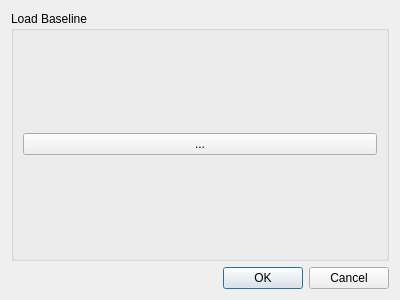
iut-ibk/P8Modules, file src/p8baseline_gui.ui: the form before one commit.
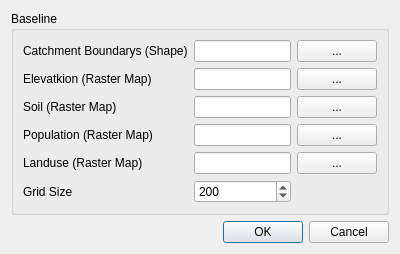
The form after the commit.

Commit message: Shape/Raster in BaseDB

Diff of the .ui file:
```diff
--- a/src/p8baseline_gui.ui
+++ b/src/p8baseline_gui.ui
@@ -7,7 +7,7 @@
     <x>0</x>
     <y>0</y>
     <width>400</width>
-    <height>300</height>
+    <height>249</height>
    </rect>
   </property>
   <property name="windowTitle">
@@ -19,18 +19,116 @@
      <item>
       <widget class="QGroupBox" name="groupBox">
        <property name="title">
-        <string>Load Baseline</string>
+        <string>Baseline</string>
        </property>
        <layout class="QGridLayout" name="gridLayout_2">
         <item row="0" column="0">
          <layout class="QGridLayout" name="gridLayout">
+          <item row="0" column="2">
+           <widget class="QPushButton" name="pb_c">
+            <property name="text">
+             <string>...</string>
+            </property>
+           </widget>
+          </item>
           <item row="0" column="0">
-           <widget class="QPushButton" name="pushButton_load">
+           <widget class="QLabel" name="label">
             <property name="text">
+             <string>Catchment Boundarys (Shape)</string>
+            </property>
+           </widget>
+          </item>
+          <item row="0" column="1">
+           <widget class="QLineEdit" name="le_c"/>
+          </item>
+          <item row="1" column="0">
+           <widget class="QLabel" name="label_2">
+            <property name="text">
+             <string>Elevatkion (Raster Map)</string>
+            </property>
+           </widget>
+          </item>
+          <item row="2" column="0">
+           <widget class="QLabel" name="label_3">
+            <property name="text">
+             <string>Soil (Raster Map)</string>
+            </property>
+           </widget>
+          </item>
+          <item row="3" column="0">
+           <widget class="QLabel" name="label_4">
+            <property name="text">
+             <string>Population (Raster Map)</string>
+            </property>
+           </widget>
+          </item>
+          <item row="4" column="0">
+           <widget class="QLabel" name="label_5">
+            <property name="text">
+             <string>Landuse (Raster Map)</string>
+            </property>
+           </widget>
+          </item>
+          <item row="1" column="1">
+           <widget class="QLineEdit" name="le_e"/>
+          </item>
+          <item row="2" column="1">
+           <widget class="QLineEdit" name="le_s"/>
+          </item>
+          <item row="3" column="1">
+           <widget class="QLineEdit" name="le_p"/>
+          </item>
+          <item row="4" column="1">
+           <widget class="QLineEdit" name="le_l"/>
+          </item>
+          <item row="1" column="2">
+           <widget class="QPushButton" name="pb_e">
+            <property name="text">
              <string>...</string>
             </property>
            </widget>
           </item>
+          <item row="2" column="2">
+           <widget class="QPushButton" name="pb_s">
+            <property name="text">
+             <string>...</string>
+            </property>
+           </widget>
+          </item>
+          <item row="3" column="2">
+           <widget class="QPushButton" name="pb_p">
+            <property name="text">
+             <string>...</string>
+            </property>
+           </widget>
+          </item>
+          <item row="4" column="2">
+           <widget class="QPushButton" name="pb_l">
+            <property name="text">
+             <string>...</string>
+            </property>
+           </widget>
+          </item>
+          <item row="5" column="1">
+           <widget class="QDoubleSpinBox" name="sb_gs">
+            <property name="decimals">
+             <number>0</number>
+            </property>
+            <property name="maximum">
+             <double>999999999.000000000000000</double>
+            </property>
+            <property name="value">
+             <double>200.000000000000000</double>
+            </property>
+           </widget>
+          </item>
+          <item row="5" column="0">
+           <widget class="QLabel" name="label_6">
+            <property name="text">
+             <string>Grid Size</string>
+            </property>
+           </widget>
+          </item>
          </layout>
         </item>
        </layout>
```
The commit also changes 4 other files.
